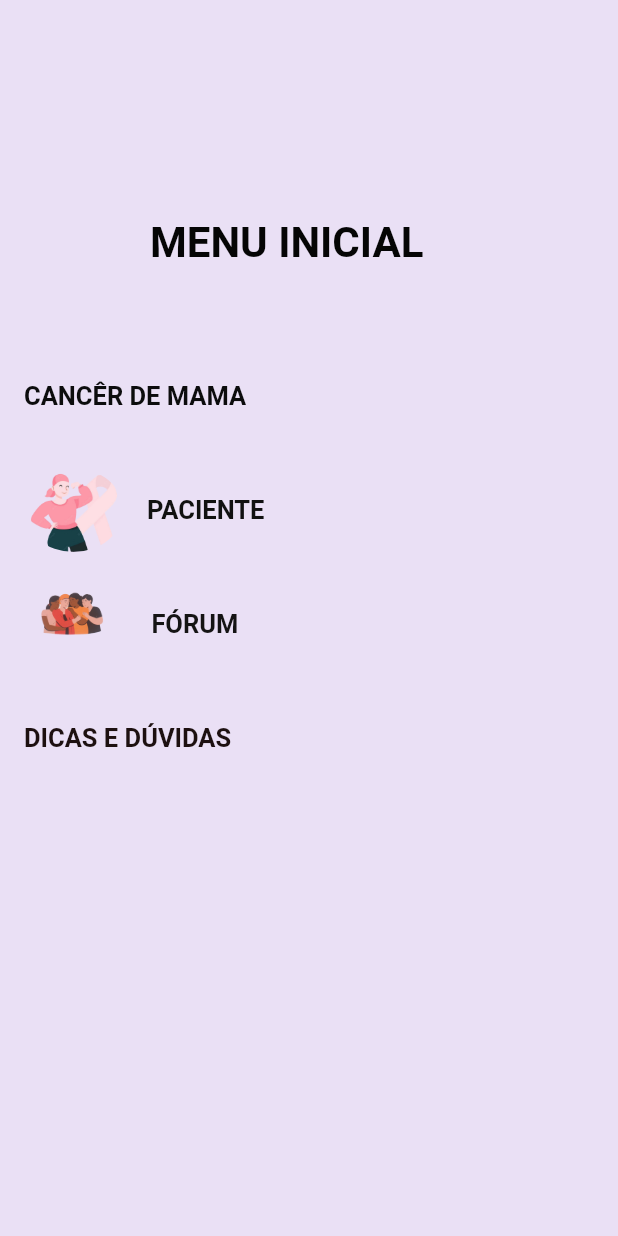
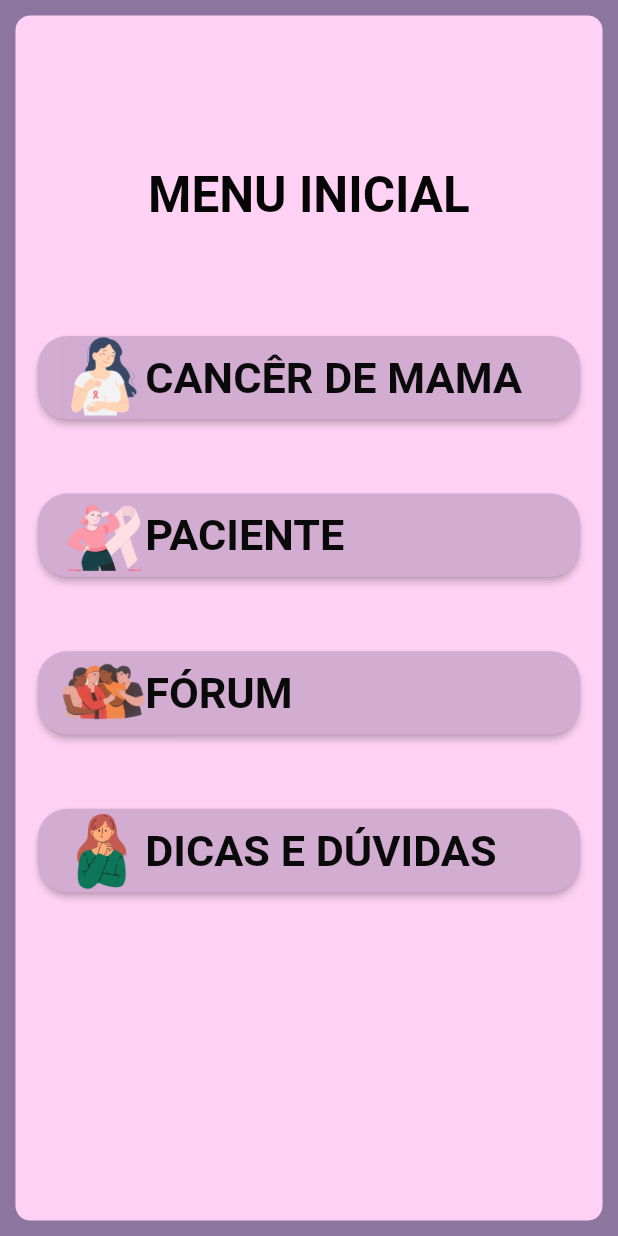
Before and after one commit to andressatlopes/FlutterProject, a Flutter app: the Menu screen opened directly, on a phone screen of 412 x 824 dp. Run offline on Flutter 3.47's test engine with Material 2 defaults, Android fonts, the phone set to English and light mode, and no system bars.

Commit message:
Updated main menu

```diff
--- a/lib/menu/menuInicial.dart
+++ b/lib/menu/menuInicial.dart
@@ -16,119 +16,217 @@ class Menu extends StatelessWidget {
   @override
   Widget build(BuildContext context) {
     return Scaffold(
-      backgroundColor: const Color.fromARGB(255, 234, 224, 245),
-      body: Container(
-        height: MediaQuery.of(context).size.height,
-        alignment: Alignment.center,
-        child: Column(
-          crossAxisAlignment: CrossAxisAlignment.start,
-          children: [
-            const SizedBox(
-              height: 100,
-            ),
-            const Padding(
-              padding: EdgeInsets.only(left: 100, top: 45, bottom: 8),
-              child: Text(
-                'MENU INICIAL',
-                style: TextStyle(
-                  fontSize: 28,
-                  fontWeight: FontWeight.bold,
-                  color: Color.fromARGB(255, 5, 5, 5),
+        backgroundColor: const Color(0xFF8C759F),
+        body: Center(
+            child: Container(
+          width: MediaQuery.of(context).size.width * 0.95,
+          height: MediaQuery.of(context).size.height -
+              MediaQuery.of(context).size.width * 0.05,
+          decoration: BoxDecoration(
+            color: const Color.fromARGB(
+                255, 255, 210, 245), // Set the background color
+            borderRadius: BorderRadius.circular(10), // Set the border radius
+          ),
+          child: Column(
+            crossAxisAlignment: CrossAxisAlignment.center,
+            children: [
+              Padding(
+                padding: const EdgeInsets.only(
+                    left: 30, top: 100, right: 30, bottom: 50),
+                child: Text(
+                  'MENU INICIAL',
+                  style: TextStyle(
+                    fontSize: MediaQuery.of(context).size.width * 0.08,
+                    fontWeight: FontWeight.bold,
+                    color: const Color.fromARGB(255, 5, 5, 5),
+                  ),
                 ),
               ),
-            ),
-            const SizedBox(
-              height: 50,
-            ),
-            Expanded(
-              child: ListView(
+              ListView(
+                shrinkWrap: true,
                 children: [
-                  ListTile(
-                    // leading: ClipOval(
-                    //   child: Image.asset(
-                    //     'images/simbolo2.png',
-                    //     fit: BoxFit.fill,
-                    //   ),
-                    // ),
-                    title: const Text(
-                      'CANCÊR DE MAMA',
-                      style: TextStyle(
-                        color: Color.fromARGB(247, 5, 5, 5),
-                        fontSize: 17,
-                        fontWeight: FontWeight.bold,
+                  Center(
+                    child: Padding(
+                      padding: EdgeInsets.symmetric(
+                          vertical: MediaQuery.of(context).size.width * 0.06),
+                      child: ElevatedButton(
+                        style: ElevatedButton.styleFrom(
+                          backgroundColor: const Color(0xFFd2acd1),
+                          shape: RoundedRectangleBorder(
+                            borderRadius: BorderRadius.circular(20),
+                          ),
+                        ),
+                        onPressed: () async {
+                          await launchUrl(_url);
+                        },
+                        child: SizedBox(
+                          width: MediaQuery.of(context).size.width * 4 / 5,
+                          child: Row(
+                            mainAxisAlignment: MainAxisAlignment.start,
+                            children: [
+                              Image.asset(
+                                'images/imgcancer.png',
+                                width:
+                                    MediaQuery.of(context).size.width * 0.135,
+                                height:
+                                    MediaQuery.of(context).size.width * 0.135,
+                              ),
+                              Text(
+                                'CANCÊR DE MAMA',
+                                textAlign: TextAlign.center,
+                                style: TextStyle(
+                                  color: const Color.fromARGB(247, 5, 5, 5),
+                                  fontSize:
+                                      MediaQuery.of(context).size.width * 0.07,
+                                  fontWeight: FontWeight.bold,
+                                ),
+                              ),
+                            ],
+                          ),
+                        ),
                       ),
                     ),
-                    onTap: () async {
-                      await launchUrl(_url);
-                    },
                   ),
-                  const SizedBox(
-                    height: 20,
-                  ),
-                  ListTile(
-                    leading: ClipOval(
-                      child:
-                          Image.asset('images/paciente.png', fit: BoxFit.fill),
-                    ),
-                    title: const Text(
-                      'PACIENTE',
-                      style: TextStyle(
-                        color: Color.fromARGB(247, 10, 10, 10),
-                        fontSize: 17,
-                        fontWeight: FontWeight.bold,
+                  Center(
+                    child: Padding(
+                      padding: EdgeInsets.symmetric(
+                          vertical: MediaQuery.of(context).size.width * 0.06),
+                      child: ElevatedButton(
+                        style: ElevatedButton.styleFrom(
+                          backgroundColor: const Color(0xFFd2acd1),
+                          shape: RoundedRectangleBorder(
+                            borderRadius: BorderRadius.circular(20),
+                          ),
+                        ),
+                        onPressed: () async {
+                          await launchUrl(_url);
+                        },
+                        child: SizedBox(
+                          width: MediaQuery.of(context).size.width * 4 / 5,
+                          child: Row(
+                            mainAxisAlignment: MainAxisAlignment.start,
+                            children: [
+                              Image.asset(
+                                'images/paciente.png',
+                                width:
+                                    MediaQuery.of(context).size.width * 0.135,
+                                height:
+                                    MediaQuery.of(context).size.width * 0.135,
+                              ),
+                              Text(
+                                'PACIENTE',
+                                textAlign: TextAlign.center,
+                                style: TextStyle(
+                                  color: const Color.fromARGB(247, 5, 5, 5),
+                                  fontSize:
+                                      MediaQuery.of(context).size.width * 0.07,
+                                  fontWeight: FontWeight.bold,
+                                ),
+                              ),
+                            ],
+                          ),
+                        ),
                       ),
                     ),
-                    onTap: () {
-                      // Lógica para tratar o clique na opção 2
-                    },
                   ),
-                  const SizedBox(
-                    height: 20,
-                  ),
-                  ListTile(
-                    leading: ClipOval(
-                      child: Image.asset('images/forum.png', fit: BoxFit.fill),
-                    ),
-                    title: const Text(
-                      'FÓRUM',
-                      style: TextStyle(
-                        color: Color.fromARGB(247, 14, 13, 13),
-                        fontSize: 17,
-                        fontWeight: FontWeight.bold,
+                  Center(
+                    child: Padding(
+                      padding: EdgeInsets.symmetric(
+                          vertical: MediaQuery.of(context).size.width * 0.06),
+                      child: ElevatedButton(
+                        style: ElevatedButton.styleFrom(
+                          backgroundColor: const Color(0xFFd2acd1),
+                          shape: RoundedRectangleBorder(
+                            borderRadius: BorderRadius.circular(20),
+                          ),
+                        ),
+                        onPressed: () async {
+                          await launchUrl(_url);
+                        },
+                        child: SizedBox(
+                          width: MediaQuery.of(context).size.width * 4 / 5,
+                          child: Row(
+                            mainAxisAlignment: MainAxisAlignment.start,
+                            children: [
+                              Image.asset(
+                                'images/forum.png',
+                                width:
+                                    MediaQuery.of(context).size.width * 0.135,
+                                height:
+                                    MediaQuery.of(context).size.width * 0.135,
+                              ),
+                              Text(
+                                'FÓRUM',
+                                textAlign: TextAlign.center,
+                                style: TextStyle(
+                                  color: const Color.fromARGB(247, 5, 5, 5),
+                                  fontSize:
+                                      MediaQuery.of(context).size.width * 0.07,
+                                  fontWeight: FontWeight.bold,
+                                ),
+                              ),
+                            ],
+                          ),
+                        ),
                       ),
                     ),
-                    onTap: () {
-                      Navigator.push(
-                        context,
-                        MaterialPageRoute(builder: (context) => const Forum()),
-                      );
-                    },
                   ),
-                  const SizedBox(
-                    height: 20,
-                  ),
-                  ListTile(
-                    // leading: ClipOval(
-                    //   child: Image.asset('images/dicas.png', fit: BoxFit.fill),
-                    // ),
-                    title: const Text(
-                      'DICAS E DÚVIDAS',
-                      style: TextStyle(
-                        color: Color.fromARGB(247, 22, 9, 9),
-                        fontSize: 17,
-                        fontWeight: FontWeight.bold,
+                  Center(
+                    child: Padding(
+                      padding: EdgeInsets.symmetric(
+                          vertical: MediaQuery.of(context).size.width * 0.06),
+                      child: ElevatedButton(
+                        style: ElevatedButton.styleFrom(
+                          backgroundColor: const Color(0xFFd2acd1),
+                          shape: RoundedRectangleBorder(
+                            borderRadius: BorderRadius.circular(20),
+                          ),
+                        ),
+                        onPressed: () async {
+                          await launchUrl(_url);
+                        },
+                        child: SizedBox(
+                          width: MediaQuery.of(context).size.width * 4 / 5,
+                          child: Row(
+                            mainAxisAlignment: MainAxisAlignment.start,
+                            children: [
+                              Image.asset(
+                                'images/imgduvidas.png',
+                                width:
+                                    MediaQuery.of(context).size.width * 0.135,
+                                height:
+                                    MediaQuery.of(context).size.width * 0.135,
+                              ),
+                              Text(
+                                'DICAS E DÚVIDAS',
+                                textAlign: TextAlign.center,
+                                style: TextStyle(
+                                  color: const Color.fromARGB(247, 5, 5, 5),
+                                  fontSize:
+                                      MediaQuery.of(context).size.width * 0.07,
+                                  fontWeight: FontWeight.bold,
+                                ),
+                              ),
+                            ],
+                          ),
+                        ),
                       ),
                     ),
-                    onTap: () {
-                      // Lógica para tratar o clique na opção 3
-                    },
                   ),
                 ],
               ),
-            ),
-          ],
-        ),
-      ),
-    );
+              /*Row(
+                children: [
+                  Expanded(
+                    child: Image.asset(
+                      'images/imgmenu.png',
+                      fit: BoxFit.fill, // Adjust the fit based on your needs
+                    ),
+                  ),
+                ],
+              )*/
+            ],
+          ),
+        )));
   }
 }
--- a/pubspec.yaml
+++ b/pubspec.yaml
@@ -63,6 +63,9 @@ flutter:
     - images/forum.png
     - images/imgLogin.png
     - images/imgCadastro.png
+    - images/imgcancer.png
+    - images/imgduvidas.png
+    - images/imgmenu.png
 
   # To add assets to your application, add an assets section, like this:
   # assets:
```
Also changed, not shown: images/forum.png, images/imgcancer.png (added), images/imgduvidas.png (added), images/imgmenu.png (added), lib/cancerdemama/1oqueeh.dart (deleted), lib/cancerdemama/2epidemiologia.dart (deleted), lib/cancerdemama/3fatoresderisco.dart (deleted), lib/cancerdemama/4sinais.dart (deleted), lib/cancerdemama/5diagnostico.dart (deleted), lib/cancerdemama/6tratamento.dart (deleted).
